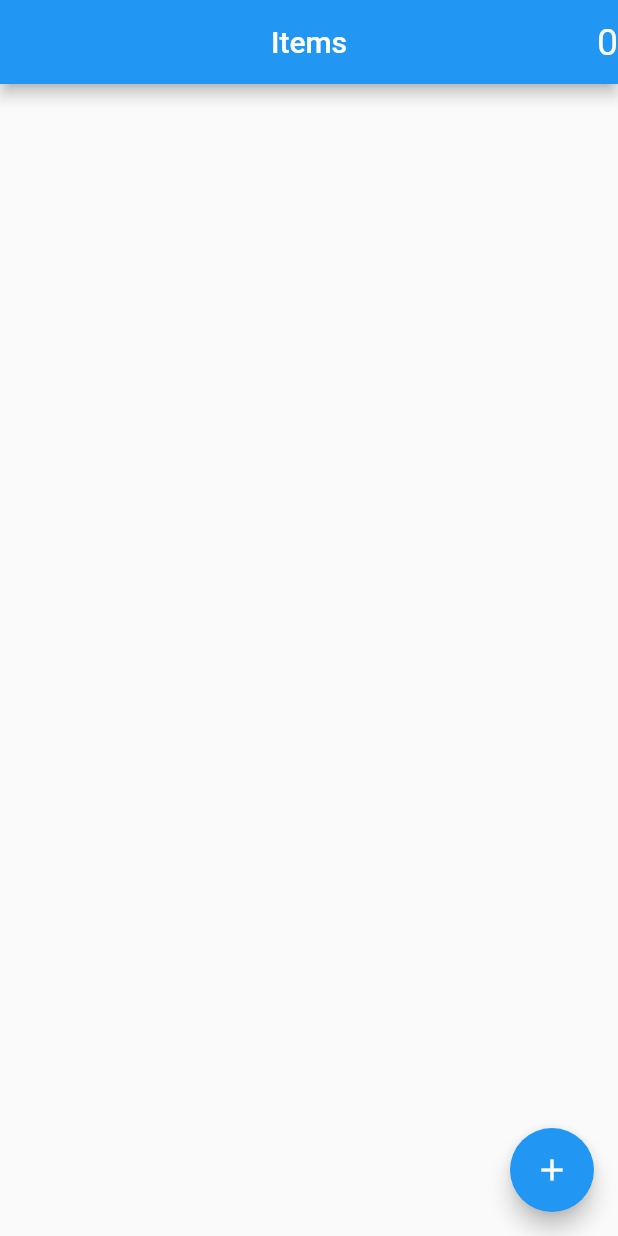
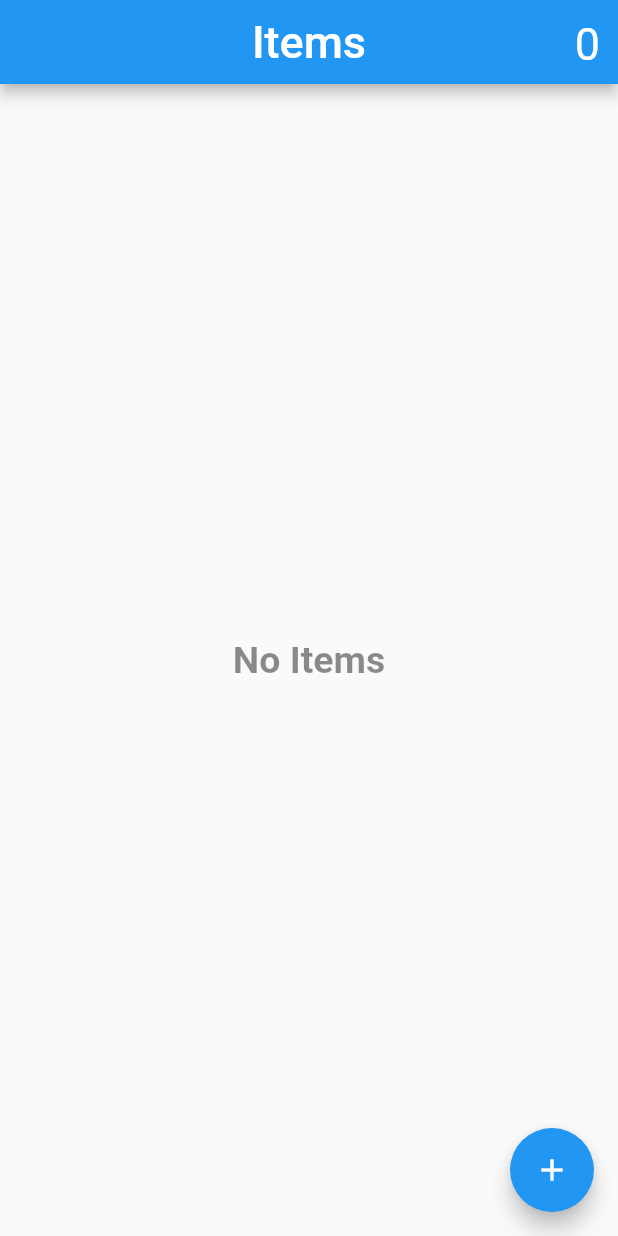
Before and after one commit to dafidakk/purchase_app, a Flutter app: the screen it shows after launch, on a phone screen of 412 x 824 dp. Run offline on Flutter 3.47's test engine with Material 2 defaults, Android fonts, the phone set to English and light mode, and no system bars.

Commit message:
Basics done

```diff
--- a/lib/shopping_app.dart
+++ b/lib/shopping_app.dart
@@ -2,6 +2,7 @@ import 'package:flutter/material.dart';
 import 'package:flutter/services.dart';
 import 'package:purchase_app/utils/const.dart';
 import 'package:purchase_app/utils/model.dart';
+import 'package:purchase_app/utils/my_button.dart';
 import 'package:purchase_app/utils/product_dialog.dart';
 
 class ShoppingApp extends StatefulWidget {
@@ -13,7 +14,8 @@ class ShoppingApp extends StatefulWidget {
 
 class _ShoppingAppState extends State<ShoppingApp> {
   List<Item> itemList = [];
-  String itemcount = '0';
+  int basketCount = 0;
+  List basketList = [];
   final scaffoldMessengerKey = GlobalKey<ScaffoldMessengerState>();
 
   final itemNameController = TextEditingController();
@@ -21,6 +23,7 @@ class _ShoppingAppState extends State<ShoppingApp> {
 
   void showSnack(String title) {
     final snackbar = SnackBar(
+        duration: Duration(seconds: 1, milliseconds: 500),
         content: Text(
           title,
           textAlign: TextAlign.center,
@@ -29,6 +32,16 @@ class _ShoppingAppState extends State<ShoppingApp> {
           ),
         ));
     scaffoldMessengerKey.currentState?.showSnackBar(snackbar);
+  }
+
+  // update basket
+
+  void updateBasketCount(title) {
+    setState(() {
+      basketCount += 1;
+      basketList.add(title);
+    });
+    showSnack(title + " added to cart");
   }
 
   // save new item
@@ -72,6 +85,20 @@ class _ShoppingAppState extends State<ShoppingApp> {
     );
   }
 
+  // delete item
+  void deleteItem(index, title) {
+    setState(() {
+      itemList.removeAt(index);
+      // if the items in the cart delete from there also
+      if (basketList.contains(title)) {
+        basketCount -= 1;
+        showSnack(title + " deleted from items and cart");
+      } else {
+        showSnack(title + " deleted from items");
+      }
+    });
+  }
+
   @override
   Widget build(BuildContext context) {
     return Scaffold(
@@ -79,15 +106,22 @@ class _ShoppingAppState extends State<ShoppingApp> {
         centerTitle: true,
         title: Text(
           "Items",
-          style: shopStyle(20, Colors.white, FontWeight.w500),
+          style: shopStyle(30, Colors.white, FontWeight.w500),
         ),
         actions: [
-          Center(
+          Padding(
+            padding: const EdgeInsets.all(12.0),
             child: Text(
-            itemcount,
-            style: shopStyle(25),
-          ))
+              basketCount.toString(),
+              style: shopStyle(30),
+            ),
+          )
         ],
+      ),
+      body: Center(
+        child: Container(
+          child: showWidget(),
+        ),
       ),
       floatingActionButton: FloatingActionButton(
         child: Icon(Icons.add),
@@ -95,4 +129,61 @@ class _ShoppingAppState extends State<ShoppingApp> {
       ),
     );
   }
+
+  showWidget() {
+    if (itemList.isEmpty) {
+      return ScaffoldMessenger(
+        key: scaffoldMessengerKey,
+        child: Scaffold(
+          body: Center(
+            child: Text(
+              "No Items",
+              style: shopStyle(25, Colors.black45, FontWeight.w700),
+            ),
+          ),
+        ),
+      );
+    } else {
+      return ScaffoldMessenger(
+        key: scaffoldMessengerKey,
+        child: Scaffold(
+          body: ListView.builder(
+            itemCount: itemList.length,
+            itemBuilder: (context, index) {
+              return Padding(
+                padding: EdgeInsets.only(left: 5.0, right: 5.0, top: 5.0),
+                child: Container(
+                  decoration: BoxDecoration(
+                      borderRadius: BorderRadius.circular(12),
+                      border: Border.all(color: Colors.grey)),
+                  child: Dismissible(
+                    key: Key(itemList[index].itemName),
+                    direction: DismissDirection.endToStart,
+                    onDismissed: (direction) =>
+                        deleteItem(index, itemList[index].itemName),
+                    child: ListTile(
+                      title: Text(
+                        itemList[index].itemName,
+                        style: shopStyle(17, Colors.black, FontWeight.bold),
+                      ),
+                      subtitle: Text(itemList[index].itemPrice + ".0 TL"),
+                      trailing: MyElevatedButton(
+                        text: "Add",
+                        onPressed: () {
+                          updateBasketCount(itemList[index].itemName);
+                        },
+                      ),
+                    ),
+                    background: Container(
+                      color: Colors.red.shade700,
+                    ),
+                  ),
+                ),
+              );
+            },
+          ),
+        ),
+      );
     }
+  }
+}
```
Lines whose indentation alone changed are shown as unchanged.
